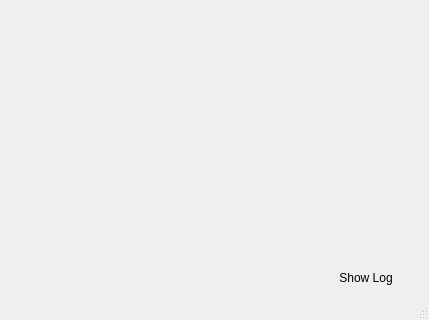
Above: src/leap/bitmask/gui/ui/mainwindow.ui from leapcode/bitmask_client before the change; both pictures show x 0 to 429 and y 259 to 579 of the 429 by 579 pixel window. Below: the same form after it.
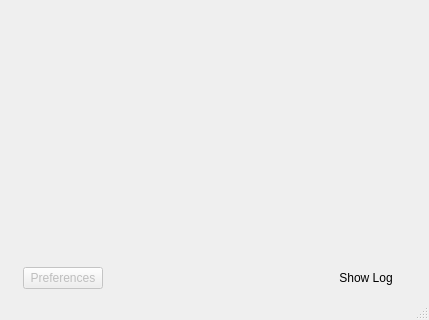
That is the form after the change. Icons and pictures are not drawn.

Commit message: Add preferences panel.

What changed in the file:
```diff
--- a/src/leap/bitmask/gui/ui/mainwindow.ui
+++ b/src/leap/bitmask/gui/ui/mainwindow.ui
@@ -214,6 +214,16 @@
     </item>
     <item row="18" column="2">
      <layout class="QHBoxLayout" name="horizontalLayout">
+      <item>
+       <widget class="QPushButton" name="btnPreferences">
+        <property name="enabled">
+         <bool>false</bool>
+        </property>
+        <property name="text">
+         <string>Preferences</string>
+        </property>
+       </widget>
+      </item>
       <item>
        <spacer name="horizontalSpacer_10">
         <property name="orientation">
```
The commit also changes 4 other files.
